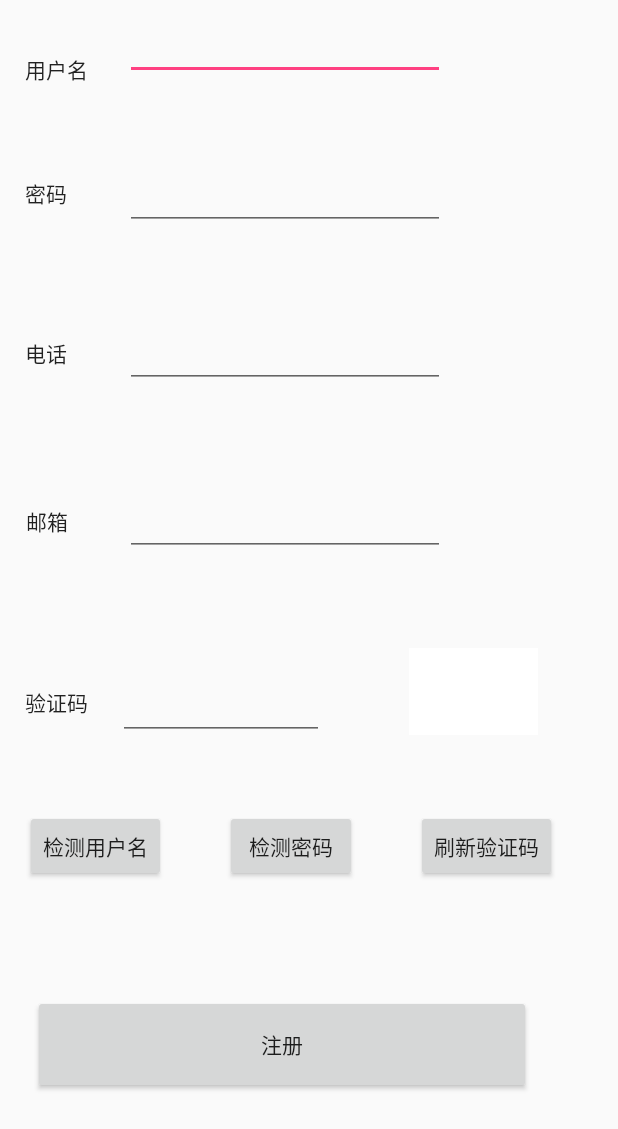
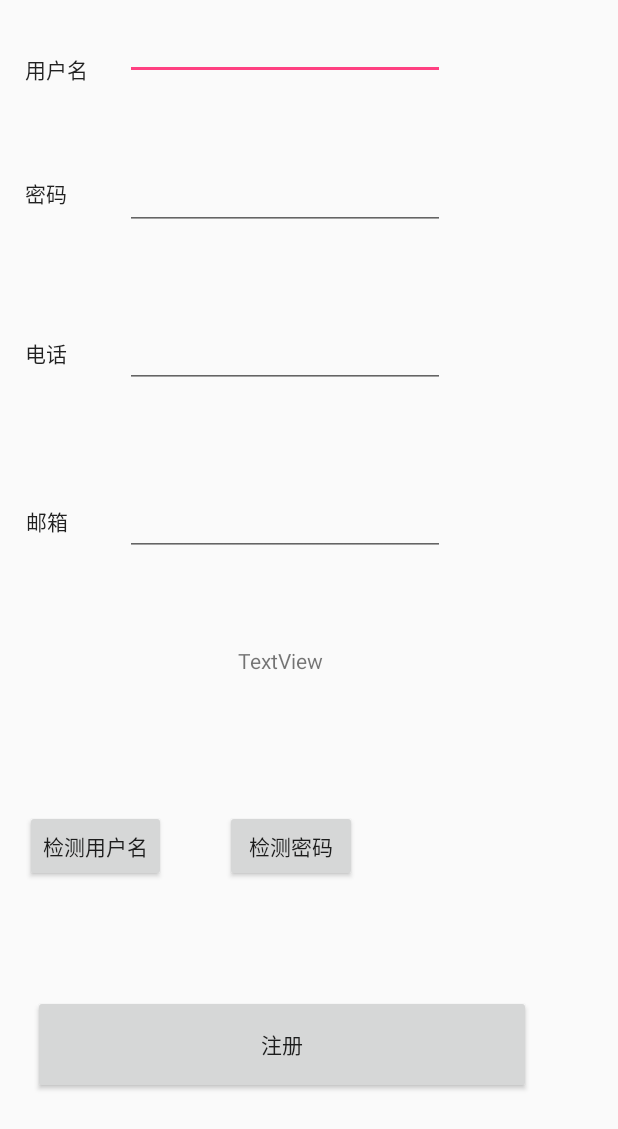
Before and after one commit to peterzheng98/2017-2018-B_DS_TrainTicketBooking, an Android app: the layout activity_register_layout.xml on its own in the app's theme, with its tools: preview values and no code run, on a phone screen of 412 x 824 dp. Shown: the top 1129 px of the screen. Run offline under Robolectric (Android 15) with nearby library versions, the phone set to English and light mode, and no system bars.

Commit message:
[Develop 2A - 6] UI Applied

```diff
--- a/AndroidPart/feature/src/main/res/layout/activity_register_layout.xml
+++ b/AndroidPart/feature/src/main/res/layout/activity_register_layout.xml
@@ -158,62 +158,6 @@
         app:layout_constraintTop_toTopOf="parent"
         app:layout_constraintVertical_bias="0.416" />
 
-    <TextView
-        android:id="@+id/textView9"
-        android:layout_width="wrap_content"
-        android:layout_height="wrap_content"
-        android:layout_marginBottom="8dp"
-        android:layout_marginEnd="8dp"
-        android:layout_marginLeft="8dp"
-        android:layout_marginRight="8dp"
-        android:layout_marginStart="8dp"
-        android:layout_marginTop="8dp"
-        android:text="验证码"
-        android:textAppearance="@style/TextAppearance.AppCompat"
-        app:layout_constraintBottom_toBottomOf="parent"
-        app:layout_constraintEnd_toEndOf="parent"
-        app:layout_constraintHorizontal_bias="0.024"
-        app:layout_constraintStart_toStartOf="parent"
-        app:layout_constraintTop_toTopOf="parent"
-        app:layout_constraintVertical_bias="0.571" />
-
-    <EditText
-        android:id="@+id/editText7"
-        android:layout_width="137dp"
-        android:layout_height="45dp"
-        android:layout_marginBottom="8dp"
-        android:layout_marginEnd="8dp"
-        android:layout_marginLeft="8dp"
-        android:layout_marginRight="8dp"
-        android:layout_marginStart="8dp"
-        android:layout_marginTop="8dp"
-        android:ems="10"
-        android:inputType="number"
-        app:layout_constraintBottom_toBottomOf="parent"
-        app:layout_constraintEnd_toEndOf="parent"
-        app:layout_constraintHorizontal_bias="0.272"
-        app:layout_constraintStart_toStartOf="parent"
-        app:layout_constraintTop_toTopOf="parent"
-        app:layout_constraintVertical_bias="0.577" />
-
-    <ImageView
-        android:id="@+id/imageView"
-        android:layout_width="86dp"
-        android:layout_height="58dp"
-        android:layout_marginBottom="8dp"
-        android:layout_marginEnd="8dp"
-        android:layout_marginLeft="8dp"
-        android:layout_marginRight="8dp"
-        android:layout_marginStart="8dp"
-        android:layout_marginTop="8dp"
-        app:layout_constraintBottom_toBottomOf="parent"
-        app:layout_constraintEnd_toEndOf="parent"
-        app:layout_constraintHorizontal_bias="0.854"
-        app:layout_constraintStart_toStartOf="parent"
-        app:layout_constraintTop_toTopOf="parent"
-        app:layout_constraintVertical_bias="0.565"
-        app:srcCompat="@android:color/background_light" />
-
     <Button
         android:id="@+id/registerCheckUser"
         android:layout_width="wrap_content"
@@ -233,7 +177,7 @@
         app:layout_constraintVertical_bias="0.7" />
 
     <Button
-        android:id="@+id/button2"
+        android:id="@+id/passwordCheckUser"
         android:layout_width="wrap_content"
         android:layout_height="wrap_content"
         android:layout_marginBottom="8dp"
@@ -251,25 +195,7 @@
         app:layout_constraintVertical_bias="0.7" />
 
     <Button
-        android:id="@+id/button3"
-        android:layout_width="wrap_content"
-        android:layout_height="wrap_content"
-        android:layout_marginBottom="8dp"
-        android:layout_marginEnd="8dp"
-        android:layout_marginLeft="8dp"
-        android:layout_marginRight="8dp"
-        android:layout_marginStart="8dp"
-        android:layout_marginTop="8dp"
-        android:text="刷新验证码"
-        app:layout_constraintBottom_toBottomOf="parent"
-        app:layout_constraintEnd_toEndOf="parent"
-        app:layout_constraintHorizontal_bias="0.892"
-        app:layout_constraintStart_toStartOf="parent"
-        app:layout_constraintTop_toTopOf="parent"
-        app:layout_constraintVertical_bias="0.7" />
-
-    <Button
-        android:id="@+id/button4"
+        android:id="@+id/register"
         android:layout_width="332dp"
         android:layout_height="66dp"
         android:layout_marginBottom="8dp"
@@ -286,4 +212,22 @@
         app:layout_constraintTop_toTopOf="parent"
         app:layout_constraintVertical_bias="0.883" />
 
+    <TextView
+        android:id="@+id/registerResult"
+        android:layout_width="69dp"
+        android:layout_height="52dp"
+        android:layout_marginBottom="8dp"
+        android:layout_marginEnd="8dp"
+        android:layout_marginLeft="8dp"
+        android:layout_marginRight="8dp"
+        android:layout_marginStart="8dp"
+        android:layout_marginTop="8dp"
+        android:text="TextView"
+        app:layout_constraintBottom_toBottomOf="parent"
+        app:layout_constraintEnd_toEndOf="parent"
+        app:layout_constraintHorizontal_bias="0.461"
+        app:layout_constraintStart_toStartOf="parent"
+        app:layout_constraintTop_toTopOf="parent"
+        app:layout_constraintVertical_bias="0.559" />
+
 </android.support.constraint.ConstraintLayout>
--- a/AndroidPart/feature/src/main/res/values/strings.xml
+++ b/AndroidPart/feature/src/main/res/values/strings.xml
@@ -2,4 +2,5 @@
 
     <string name="action_settings">Settings</string>
     <string name="app_name">火车票订票系统</string>
+    <string name="title_activity_control_panell">controlPanell</string>
 </resources>
```
Also changed, not shown: AndroidPart/app/build.gradle (+7 -11 lines), AndroidPart/feature/src/main/java/group/peterzheng/trainticketbookingsystem/feature/RegisterLayout.kt (+80 -0 lines), AndroidPart/feature/src/main/java/group/peterzheng/trainticketbookingsystem/feature/onlineLogin.kt (indentation only), 1 other file.
